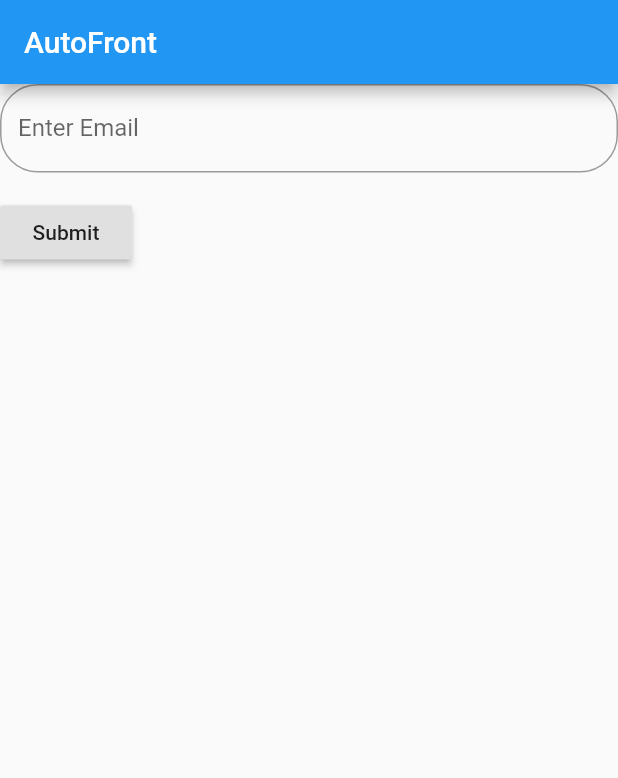
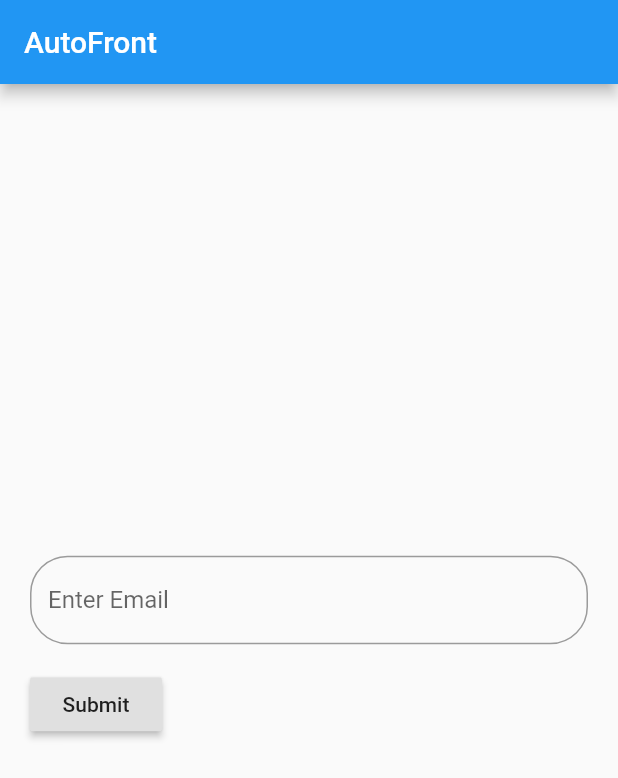
Before and after one commit to velrino/flutter, a Flutter app: the screen it shows after launch, on a phone screen of 412 x 824 dp. Shown: the top 778 px of the screen. Run offline on Flutter 3.47's test engine with Material 2 defaults, Android fonts, the phone set to English and light mode, and no system bars.

Commit message:
:art: centering input in screen

```diff
--- a/lib/main.dart
+++ b/lib/main.dart
@@ -12,7 +12,12 @@ class MyApp extends StatelessWidget {
       title: _title,
       home: Scaffold(
         appBar: AppBar(title: const Text(_title)),
-        body: MyStatefulWidget(),
+        body: Center(
+          child: new ListView(
+              shrinkWrap: true,
+              padding: const EdgeInsets.all(20.0),
+              children: [Center(child: MyStatefulWidget())]),
+        ),
       ),
     );
   }
```
